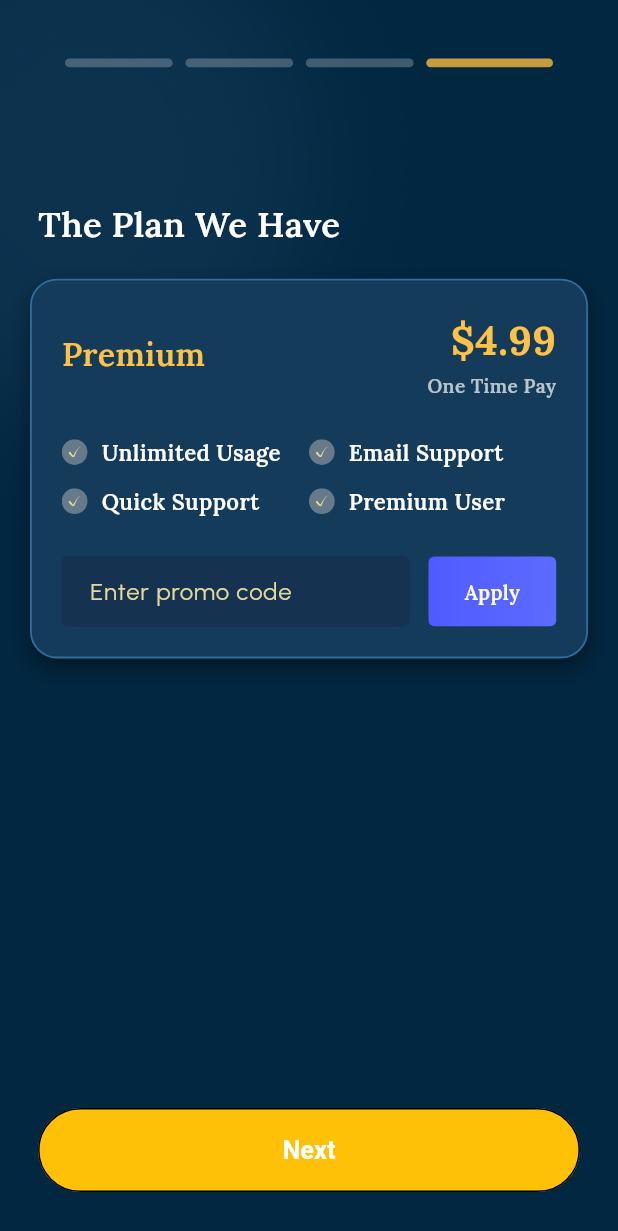
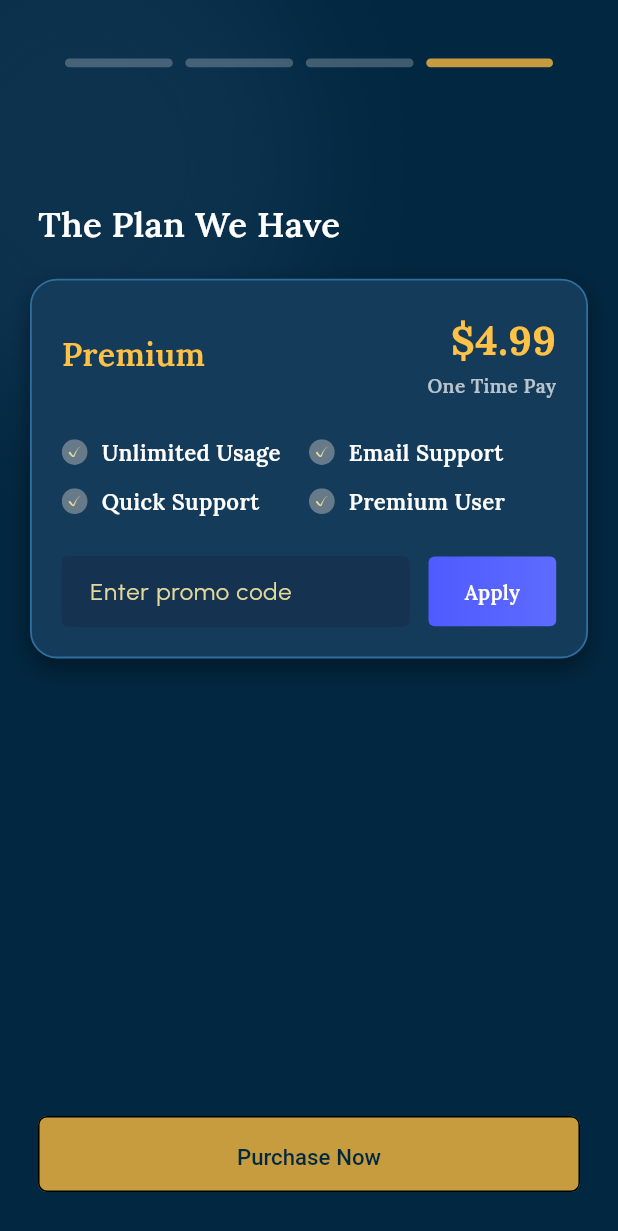
Before and after one commit to waliullah8328/swim_metrics, a Flutter app: the screen it shows after launch, swiped to page 4, on a phone screen of 412 x 824 dp. Shown: the top 1231 px of the screen. Run offline on Flutter 3.47's test engine with Material 3 defaults, Android fonts, the phone set to English and light mode, and no system bars; our stand-ins replace connectivity_plus, dio, flutter_dotenv, flutter_riverpod, flutter_spinkit, flutter_svg and 4 more; accounts and stored records are empty.

Commit message:
scafold background added

```diff
--- a/lib/app.dart
+++ b/lib/app.dart
@@ -5,11 +5,12 @@ import 'package:flutter_riverpod/flutter_riverpod.dart';
 
 import 'config/language/language.dart';
 import 'config/route/routes.dart';
+import 'config/theme/theme.dart';
+import 'config/theme/theme_provider.dart';
 import 'core/common/widgets/new_custon_widgets/no_internet_widget.dart';
 import 'core/utils/constants/app_sizer.dart';
 import 'core/utils/constants/app_sizes.dart';
-import 'core/utils/theme/theme.dart';
-import 'core/utils/theme/theme_provider.dart';
+
 import 'l10n/app_localizations.dart';
 
 
--- a/lib/core/utils/theme/custom_themes/app_bar_theme.dart
+++ b/lib/config/theme/custom_themes/app_bar_theme.dart
@@ -1,8 +1,9 @@
 import 'package:flutter/material.dart';
 import 'package:swim_metrics/core/utils/constants/app_sizer.dart';
 
+import '../../../core/utils/constants/app_colors.dart';
 
-import '../../constants/app_colors.dart';
+
 
 class AppBarThemeData {
   AppBarThemeData._();
--- a/lib/core/utils/theme/custom_themes/app_card_theme.dart
+++ b/lib/config/theme/custom_themes/app_card_theme.dart
@@ -1,5 +1,7 @@
 import 'package:flutter/material.dart';
-import '../../constants/app_colors.dart';
+
+import '../../../core/utils/constants/app_colors.dart';
+
 
 class AppCardThemeData {
   AppCardThemeData._();
--- a/lib/core/utils/theme/custom_themes/bottom_app_bar_theme.dart
+++ b/lib/config/theme/custom_themes/bottom_app_bar_theme.dart
@@ -1,8 +1,9 @@
 import 'package:flutter/material.dart';
 import 'package:swim_metrics/core/utils/constants/app_sizer.dart';
 
+import '../../../core/utils/constants/app_colors.dart';
 
-import '../../constants/app_colors.dart';
+
 
 class BottomNavBarThemeData {
   BottomNavBarThemeData._();
--- a/lib/core/utils/theme/custom_themes/elevated_button_theme.dart
+++ b/lib/config/theme/custom_themes/elevated_button_theme.dart
@@ -1,4 +1,5 @@
 import 'package:flutter/material.dart';
+import 'package:swim_metrics/core/utils/constants/app_colors.dart';
 import 'package:swim_metrics/core/utils/constants/app_sizer.dart';
 
 
@@ -28,16 +29,16 @@ class AppElevatedButtonTheme {
           TextStyle(fontSize: 16.sp, fontWeight: FontWeight.w600),
         ),
         shape: WidgetStateProperty.all(
-          RoundedRectangleBorder(borderRadius: BorderRadius.circular(99)),
+          RoundedRectangleBorder(borderRadius: BorderRadius.circular(6)),
         ),
       ),
     );
   }
 
   static final ElevatedButtonThemeData lightElevatedButtonTheme = _baseTheme(
-    defaultTextColor: Colors.white,
+    defaultTextColor: AppColors.textPrimary,
     disabledTextColor: Colors.grey,
-    defaultBackgroundColor: Color(0xff000000),
+    defaultBackgroundColor: AppColors.primary,
     disabledBackgroundColor: Colors.grey.shade300,
     borderColor: Color(0xff000000),
   );
--- a/lib/core/utils/theme/custom_themes/text_field_theme.dart
+++ b/lib/config/theme/custom_themes/text_field_theme.dart
@@ -1,6 +1,8 @@
 import 'package:flutter/material.dart';
 
-import '../../constants/app_colors.dart';
+import '../../../core/utils/constants/app_colors.dart';
+
+
 
 
 class AppTextFormFieldTheme {
--- a/lib/core/utils/theme/theme.dart
+++ b/lib/config/theme/theme.dart
@@ -1,6 +1,7 @@
 import 'package:flutter/material.dart' hide AppBarThemeData;
 import 'package:google_fonts/google_fonts.dart';
-import '../constants/app_colors.dart';
+import '../../core/utils/constants/app_colors.dart';
+
 import 'custom_themes/app_bar_theme.dart';
 import 'custom_themes/app_card_theme.dart';
 import 'custom_themes/bottom_app_bar_theme.dart';
--- a/lib/core/utils/theme/theme_provider.dart
+++ b/lib/config/theme/theme_provider.dart
@@ -5,7 +5,8 @@ import 'package:flutter/material.dart';
 import 'package:flutter_riverpod/legacy.dart';
 import 'package:shared_preferences/shared_preferences.dart';
 
-import '../../services/theme_service.dart';
+import '../../core/services/theme_service.dart';
+
 
 final themeModeProvider =
 StateNotifierProvider<ThemeModeNotifier, ThemeMode>((ref) {
--- a/lib/core/common/widgets/new_custon_widgets/custom_text_form_field.dart
+++ b/lib/core/common/widgets/new_custon_widgets/custom_text_form_field.dart
@@ -7,8 +7,9 @@ import 'package:swim_metrics/core/utils/constants/app_sizer.dart';
 
 
 
+import '../../../../config/theme/theme_provider.dart';
 import '../../../utils/constants/app_colors.dart';
-import '../../../utils/theme/theme_provider.dart';
+
 
 class CustomTextField extends ConsumerWidget {
   const CustomTextField(  {
--- a/lib/core/utils/constants/app_colors.dart
+++ b/lib/core/utils/constants/app_colors.dart
@@ -23,7 +23,7 @@ class AppColors {
 
 
   // Text Colors
-  static const Color textPrimary = Color(0xFF000000);
+  static const Color textPrimary = Color(0xFF022740);
   static const Color textSecondary = Color(0xFF616161);
   static const Color textWhite = Color(0xFFFFFFFF);
   static const Color textGrey = Color(0xFFC8C8C8);
@@ -57,7 +57,7 @@ class AppColors {
 
   static const Color containerColor = Color(0xFF747474);
 
-// ScaFold BackGround Color
-  static const Color scaFoldBackGroudLightColor = Color(0xFFF5F5F5);
-  static const Color scaFoldBackGroudDarkColor = Color(0xFF212121);
+// Scaffold BackGround Color
+  static const Color scaFoldBackGroudLightColor = Color(0xFFFAFAFA);
+  static const Color scaFoldBackGroudDarkColor = Color(0xFF022740);
 }
--- a/lib/feature/on_boarding/presentation/screens/on_boarding_screen.dart
+++ b/lib/feature/on_boarding/presentation/screens/on_boarding_screen.dart
@@ -9,6 +9,7 @@ import 'package:swim_metrics/feature/on_boarding/presentation/screens/widget/lan
 import 'package:swim_metrics/feature/on_boarding/presentation/screens/widget/plan_page_widget.dart';
 import 'package:swim_metrics/feature/on_boarding/presentation/screens/widget/tools_page_widget.dart';
 
+import '../../../../core/common/widgets/new_custon_widgets/custom_primary_button.dart';
 import '../../../../core/common/widgets/new_custon_widgets/custom_screen_back_ground.dart';
 import '../../../../core/utils/constants/icon_path.dart';
 import '../../../../core/utils/constants/image_path.dart';
@@ -90,12 +91,7 @@ class _OnboardingScreenState
               /// Next Button
               Padding(
                 padding:  EdgeInsets.symmetric(horizontal: 24.w),
-                child: ElevatedButton(
-                  style: ElevatedButton.styleFrom(
-                    backgroundColor: Colors.amber,
-                    minimumSize: const Size(double.infinity, 50),
-                  ),
-                  onPressed: () {
+                child: CustomPrimaryButton(onPressed: (){
                   if (state.currentPage < 3) {
                     _controller.nextPage(
                         duration: const Duration(milliseconds: 300),
@@ -103,10 +99,9 @@ class _OnboardingScreenState
                   } else {
                     debugPrint("Complete Onboarding");
                   }
-                  },
-                  child: const Text("Next"),
+                },title: "Purchase Now",),
               ),
-              ),
+
 
                SizedBox(height: 30.h),
             ],
```
Also changed, not shown: lib/config/theme/custom_themes/text_theme.dart (renamed from lib/core/utils/theme/custom_themes/text_theme.dart), pubspec.lock, 6 other files. Lines whose indentation alone changed are shown as unchanged.
